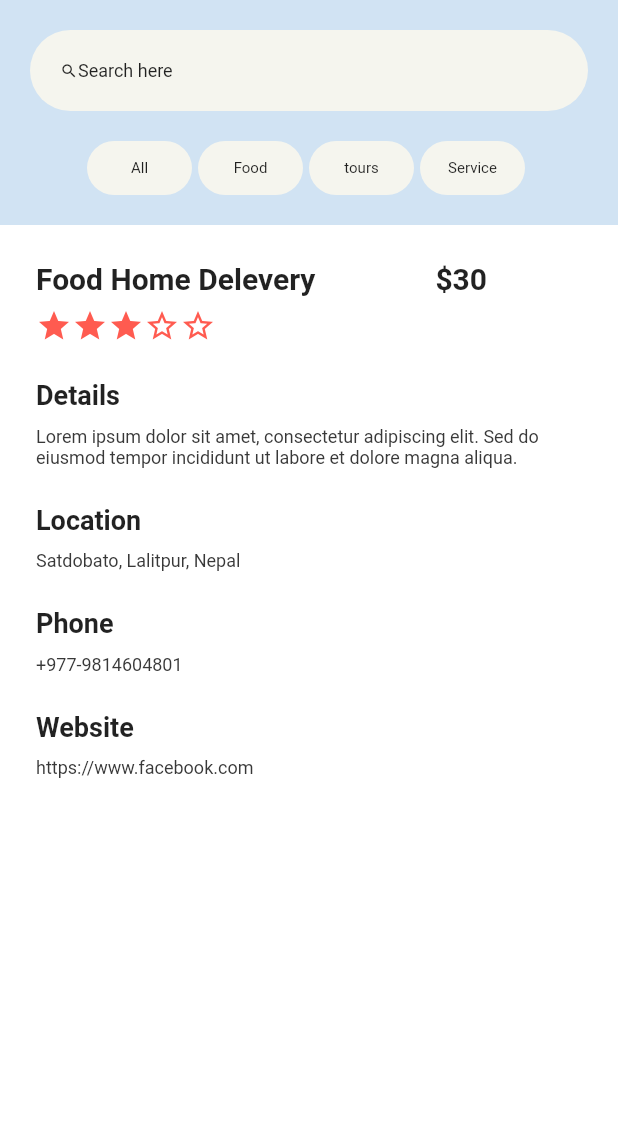
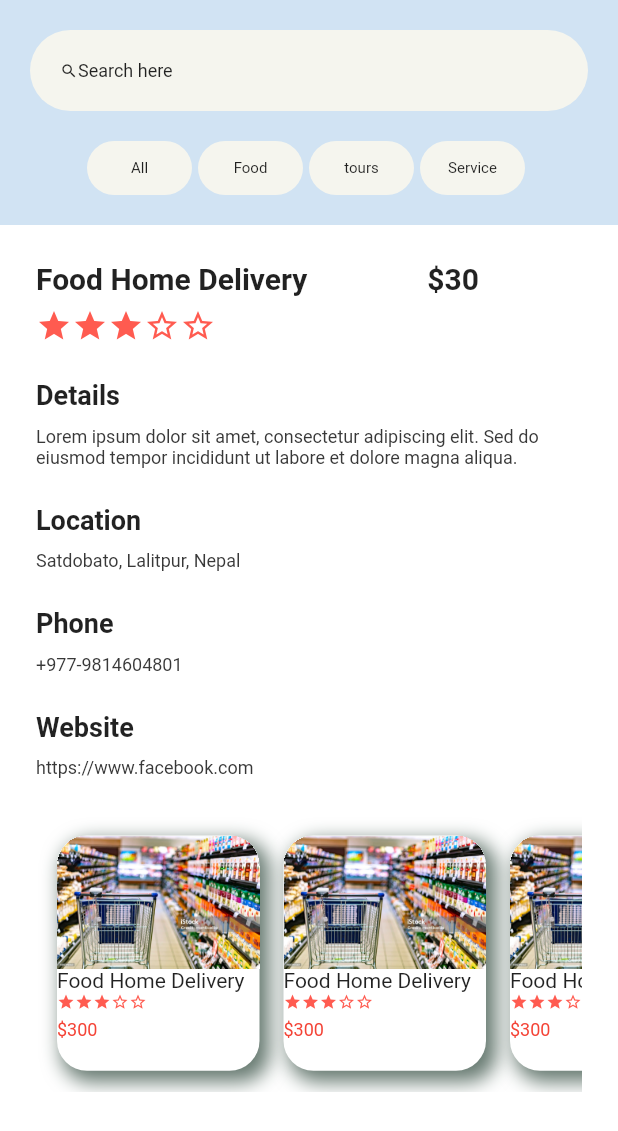
Before and after one commit to incri/learning-Flutter-Basics, a Flutter app: the screen it shows after launch, on a phone screen of 412 x 824 dp. Shown: the top 1131 px of the screen. Run offline on Flutter 3.47's test engine with Material 2 defaults, Android fonts, the phone set to English and light mode, and no system bars.

Commit message:
completed home page for online store (practice)

```diff
--- a/online_store/analysis_options.yaml
+++ b/online_store/analysis_options.yaml
@@ -1,4 +1,4 @@
-# This file configures the analyzer, which statically analyzes Dart code to
+ # This file configures the analyzer, which statically analyzes Dart code to
 # check for errors, warnings, and lints.
 #
 # The issues identified by the analyzer are surfaced in the UI of Dart-enabled
--- a/online_store/lib/app_body.dart
+++ b/online_store/lib/app_body.dart
@@ -1,5 +1,6 @@
 import 'package:flutter/material.dart';
 import 'package:online_store/detail_text.dart';
+import 'package:online_store/sugession_box.dart';
 
 class AppBody extends StatelessWidget {
   const AppBody({super.key});
@@ -12,12 +13,11 @@
       padding: const EdgeInsets.all(24),
       decoration:
           const BoxDecoration(color: Color.fromARGB(255, 255, 255, 255)),
-      child: const Column(
-        children: [
-          Row(
+      child: Column(children: [
+        const Row(
           children: [
             Text(
-                "Food Home Delevery",
+              "Food Home Delivery",
               style: TextStyle(fontWeight: FontWeight.bold, fontSize: 20),
             ),
             SizedBox(
@@ -29,10 +29,10 @@
             )
           ],
         ),
-          SizedBox(
+        const SizedBox(
           height: 8,
         ),
-          Row(
+        const Row(
           children: [
             Icon(Icons.star, color: Color.fromARGB(255, 255, 91, 80)),
             Icon(Icons.star, color: Color.fromARGB(255, 255, 91, 80)),
@@ -41,25 +41,49 @@
             Icon(Icons.star_border, color: Color.fromARGB(255, 255, 91, 80))
           ],
         ),
-          SizedBox(
+        const SizedBox(
           height: 24,
         ),
-          DetailText("Details",
+        const DetailText("Details",
             "Lorem ipsum dolor sit amet, consectetur adipiscing elit. Sed do eiusmod tempor incididunt ut labore et dolore magna aliqua."),
-          SizedBox(
+        const SizedBox(
           height: 24,
         ),
-          DetailText("Location", "Satdobato, Lalitpur, Nepal"),
-          SizedBox(
+        const DetailText("Location", "Satdobato, Lalitpur, Nepal"),
+        const SizedBox(
           height: 24,
         ),
-          DetailText("Phone", "+977-9814604801"),
-          SizedBox(
+        const DetailText("Phone", "+977-9814604801"),
+        const SizedBox(
           height: 24,
         ),
-          DetailText("Website", "https://www.facebook.com"),
+        const DetailText("Website", "https://www.facebook.com"),
+        const SizedBox(
+          height: 24,
+        ),
+        SingleChildScrollView(
+          scrollDirection: Axis.horizontal,
+          child: Container(
+            padding: const EdgeInsets.all(14),
+            child: const Row(
+              children: [
+                SugessionBox(
+                    "assets/images/istockphoto-1405392560-1024x1024.jpg",
+                    "Food Home Delivery",
+                    "\$300"),
+                SugessionBox(
+                    "assets/images/istockphoto-1405392560-1024x1024.jpg",
+                    "Food Home Delivery",
+                    "\$300"),
+                SugessionBox(
+                    "assets/images/istockphoto-1405392560-1024x1024.jpg",
+                    "Food Home Delivery",
+                    "\$300"),
               ],
             ),
+          ),
+        )
+      ]),
     );
   }
 }
--- /dev/null
+++ b/online_store/lib/sugession_box.dart
@@ -0,0 +1,83 @@
+import 'package:flutter/material.dart';
+
+class SugessionBox extends StatelessWidget {
+  const SugessionBox(this.images, this.title, this.description, {super.key});
+
+  final String images;
+  final String title;
+  final String description;
+
+  @override
+  Widget build(BuildContext context) {
+    return Container(
+        margin: const EdgeInsets.only(right: 16),
+        clipBehavior: Clip.hardEdge,
+        decoration: const BoxDecoration(boxShadow: [
+          BoxShadow(
+            color: Color.fromARGB(255, 103, 122, 113),
+            offset: Offset(
+              5.0,
+              5.0,
+            ),
+            blurRadius: 10.0,
+            spreadRadius: 2.0,
+          ), //BoxShadow
+          BoxShadow(
+            color: Colors.white,
+            offset: Offset(0.0, 0.0),
+            blurRadius: 0.0,
+            spreadRadius: 0.0,
+          ), //BoxShadow
+        ], borderRadius: BorderRadius.all(Radius.circular(20))),
+        child: Column(
+          crossAxisAlignment: CrossAxisAlignment.start,
+          children: [
+            Image.asset(
+              images,
+              width: 135,
+            ),
+            Text(title),
+            const Row(
+              mainAxisSize: MainAxisSize.min,
+              children: [
+                Icon(
+                  Icons.star,
+                  color: Color.fromARGB(255, 255, 91, 80),
+                  size: 12,
+                ),
+                Icon(
+                  Icons.star,
+                  color: Color.fromARGB(255, 255, 91, 80),
+                  size: 12,
+                ),
+                Icon(
+                  Icons.star,
+                  color: Color.fromARGB(255, 255, 91, 80),
+                  size: 12,
+                ),
+                Icon(
+                  Icons.star_border,
+                  color: Color.fromARGB(255, 255, 91, 80),
+                  size: 12,
+                ),
+                Icon(
+                  Icons.star_border,
+                  color: Color.fromARGB(255, 255, 91, 80),
+                  size: 12,
+                )
+              ],
+            ),
+            const SizedBox(
+              height: 6,
+            ),
+            Text(
+              description,
+              style: const TextStyle(color: Colors.red, fontSize: 12),
+            ),
+            const SizedBox(
+              height: 20,
+            )
+          ],
+        ));
+  }
+}
--- a/online_store/pubspec.yaml
+++ b/online_store/pubspec.yaml
@@ -59,9 +59,9 @@
   uses-material-design: true
 
   # To add assets to your application, add an assets section, like this:
-  # assets:
-  #   - images/a_dot_burr.jpeg
-  #   - images/a_dot_ham.jpeg
+  assets:
+    - assets/images/istockphoto-1405392560-1024x1024.jpg
+    - assets/images/istockphoto-1445195721-1024x1024.jpg
 
   # An image asset can refer to one or more resolution-specific "variants", see
   # https://flutter.dev/assets-and-images/#resolution-aware
```
Also changed, not shown: online_store/assets/images/istockphoto-1405392560-1024x1024.jpg (added), online_store/assets/images/istockphoto-1445195721-1024x1024.jpg (added). Lines whose indentation alone changed are shown as unchanged.
